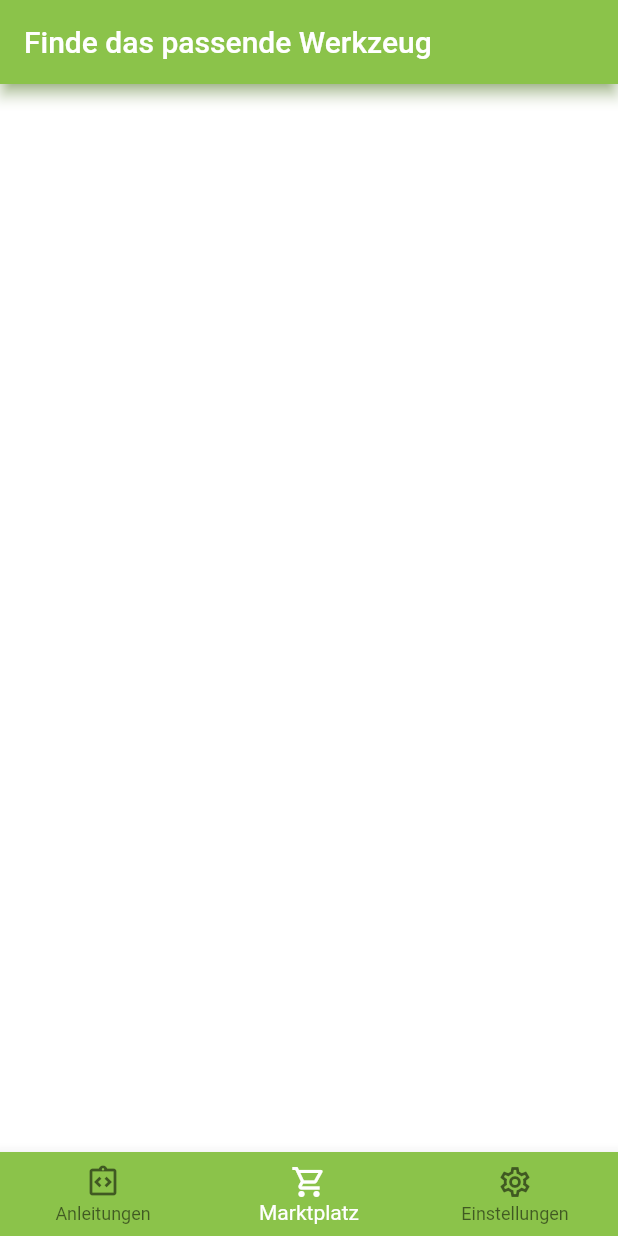
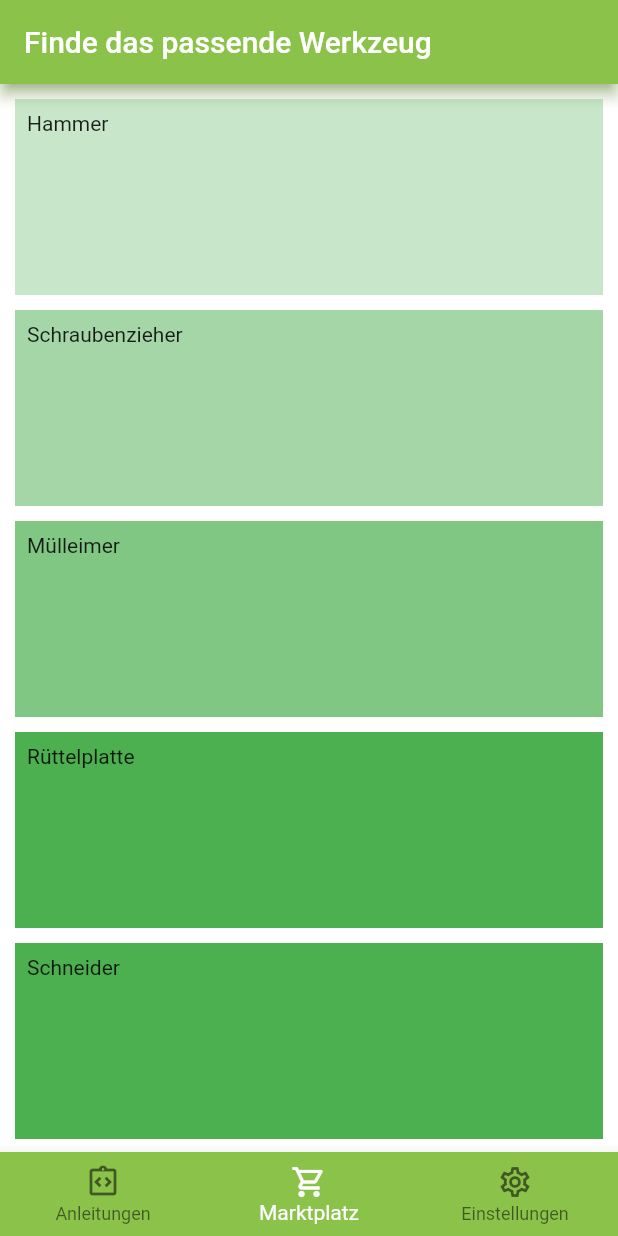
Before and after one commit to Marcodaum/WoSind, a Flutter app: the screen it shows after launch, on a phone screen of 412 x 824 dp. Run offline on Flutter 3.47's test engine with Material 2 defaults, Android fonts, the phone set to English and light mode, and no system bars.

Commit message:
added grid view

```diff
--- a/wo_sind_app/lib/main.dart
+++ b/wo_sind_app/lib/main.dart
@@ -19,6 +19,48 @@ class WoSindApp extends StatelessWidget {
         ),
         backgroundColor: colorBackground,
         shadowColor: colorBackground,
+      ),
+      body: Center(
+        child: GridView.count(
+          primary: false,
+          padding: const EdgeInsets.all(10),
+          crossAxisSpacing: 10,
+          mainAxisSpacing: 10,
+          crossAxisCount: 1,
+          childAspectRatio: 3,
+          children: <Widget>[
+            Container(
+              padding: const EdgeInsets.all(8),
+              child: const Text("Hammer"),
+              color: Colors.green[100],
+            ),
+            Container(
+              padding: const EdgeInsets.all(8),
+              child: const Text('Schraubenzieher'),
+              color: Colors.green[200],
+            ),
+            Container(
+              padding: const EdgeInsets.all(8),
+              child: const Text('Mülleimer'),
+              color: Colors.green[300],
+            ),
+            Container(
+              padding: const EdgeInsets.all(8),
+              child: const Text('Rüttelplatte'),
+              color: Colors.green[500],
+            ),
+            Container(
+              padding: const EdgeInsets.all(8),
+              child: const Text('Schneider'),
+              color: Colors.green[500],
+            ),
+            Container(
+              padding: const EdgeInsets.all(8),
+              child: const Text('Waage'),
+              color: Colors.green[600],
+            ),
+          ],
+        ),
       ),
       bottomNavigationBar: BottomNavigationBar(
         backgroundColor: colorBackground,
```
